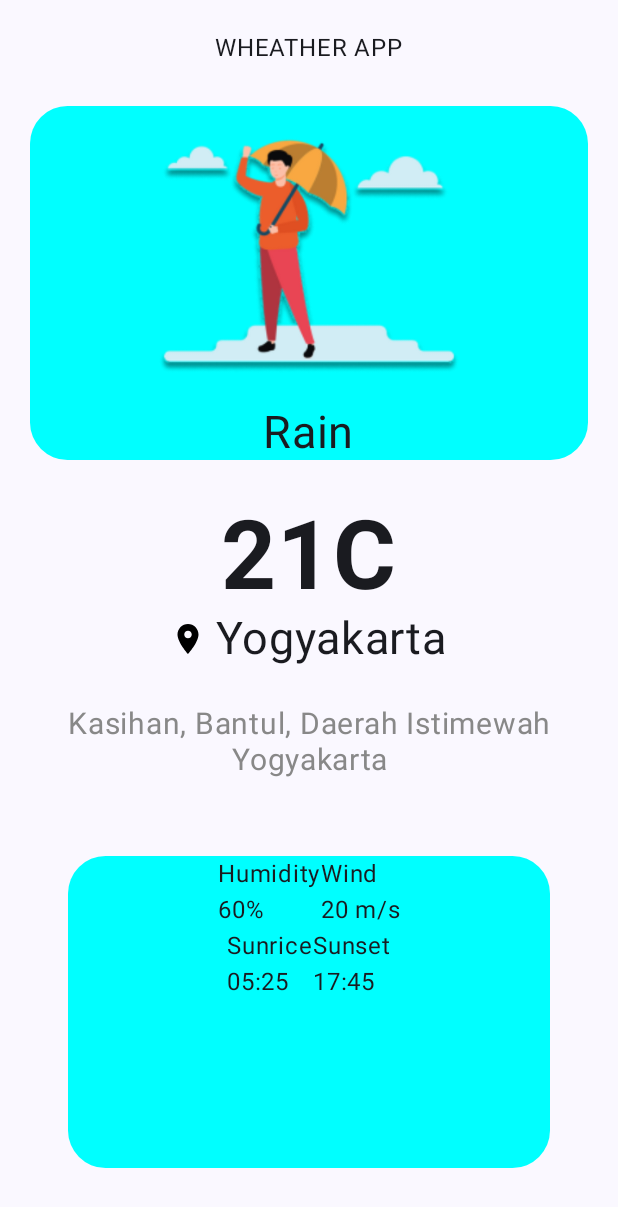
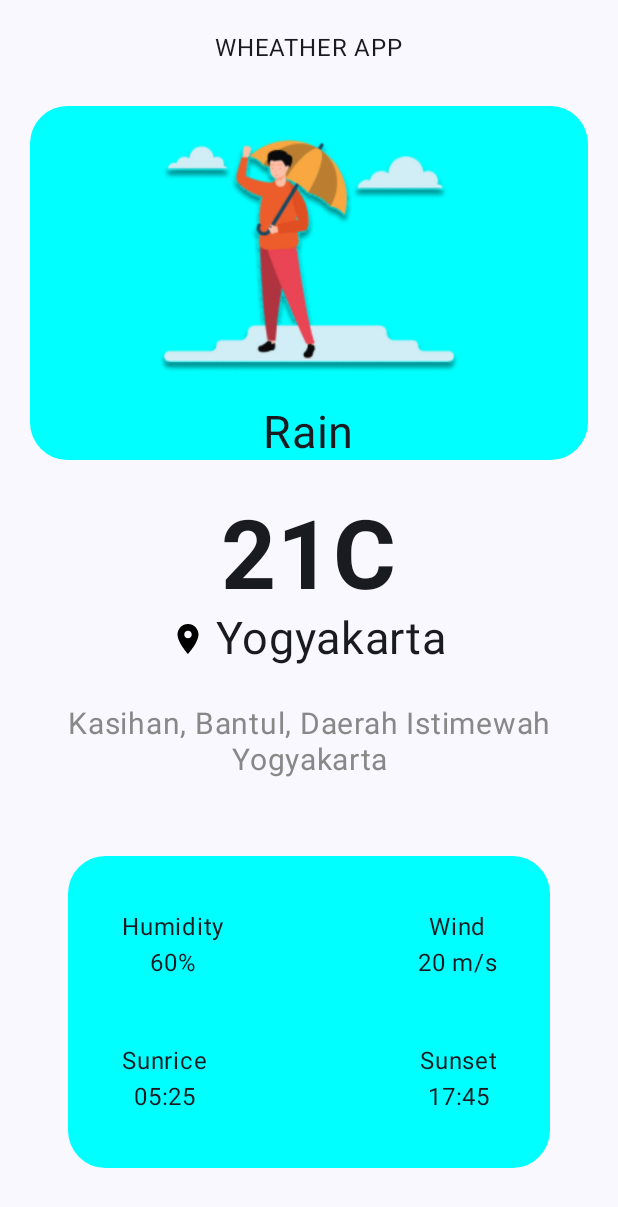
Before and after one commit to HabibSantoso/122_FullLayout, an Android app built with Jetpack Compose: the screen it shows after launch (MainActivity), on a phone screen of 412 x 824 dp. Shown: the top 1207 px of the screen. Run offline under Robolectric (Android 15) with nearby library versions, the phone set to English and light mode, and no system bars.

Commit message:
update gradle and fix view DetailBox

```diff
--- a/app/src/main/java/com/example/weatherapp/MainActivity.kt
+++ b/app/src/main/java/com/example/weatherapp/MainActivity.kt
@@ -113,25 +113,26 @@ fun DetailBox() {
         .clip(RoundedCornerShape(25.dp))
         .background(color = Color.Cyan)) {
         Column(horizontalAlignment = Alignment.CenterHorizontally,
-        modifier = Modifier.fillMaxSize().height(200.dp)) {
-            Row() {
-                Column() {
-                    Text(text = "Humidity")
-                    Text(text = "60%")
+            verticalArrangement = Arrangement.SpaceBetween,
+        modifier = Modifier.fillMaxSize().padding(35.dp)) {
+            Row(modifier = Modifier.fillMaxWidth(), horizontalArrangement = Arrangement.SpaceBetween) {
+                Column(horizontalAlignment = Alignment.CenterHorizontally) {
+                    Text(text = "Humidity", textAlign = TextAlign.Center)
+                    Text(text = "60%", textAlign = TextAlign.Center)
                 }
-                Column() {
-                    Text(text = "Wind")
-                    Text(text = "20 m/s")
+                Column(horizontalAlignment = Alignment.CenterHorizontally) {
+                    Text(text = "Wind", textAlign = TextAlign.Center)
+                    Text(text = "20 m/s", textAlign = TextAlign.Center)
                 }
             }
-            Row() {
-                Column() {
-                    Text(text = "Sunrice")
-                    Text(text = "05:25")
+            Row(modifier = Modifier.fillMaxWidth(), horizontalArrangement = Arrangement.SpaceBetween) {
+                Column(horizontalAlignment = Alignment.CenterHorizontally) {
+                    Text(text = "Sunrice", textAlign = TextAlign.Center)
+                    Text(text = "05:25", textAlign = TextAlign.Center)
                 }
-                Column() {
-                    Text(text = "Sunset")
-                    Text(text = "17:45")
+                Column(horizontalAlignment = Alignment.CenterHorizontally) {
+                    Text(text = "Sunset", textAlign = TextAlign.Center)
+                    Text(text = "17:45", textAlign = TextAlign.Center)
                 }
             }
         }
--- a/build.gradle
+++ b/build.gradle
@@ -4,7 +4,7 @@ buildscript {
     }
 }// Top-level build file where you can add configuration options common to all sub-projects/modules.
 plugins {
-    id 'com.android.application' version '7.4.2' apply false
-    id 'com.android.library' version '7.4.2' apply false
+    id 'com.android.application' version '8.1.2' apply false
+    id 'com.android.library' version '8.1.2' apply false
     id 'org.jetbrains.kotlin.android' version '1.7.0' apply false
 }
--- a/gradle.properties
+++ b/gradle.properties
@@ -21,3 +21,5 @@ kotlin.code.style=official
 # resources declared in the library itself and none from the library's dependencies,
 # thereby reducing the size of the R class for that library
 android.nonTransitiveRClass=true
+android.defaults.buildfeatures.buildconfig=true
+android.nonFinalResIds=false
```
Also changed, not shown: gradle/wrapper/gradle-wrapper.properties.
